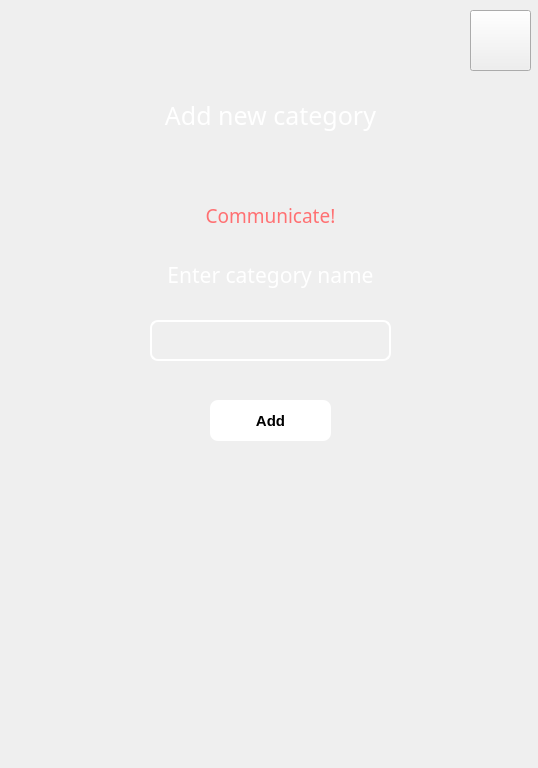
The window that ui/AddCategoryPage.ui (vburmus/budget-calculator) describes before a commit, drawn with Qt 5.
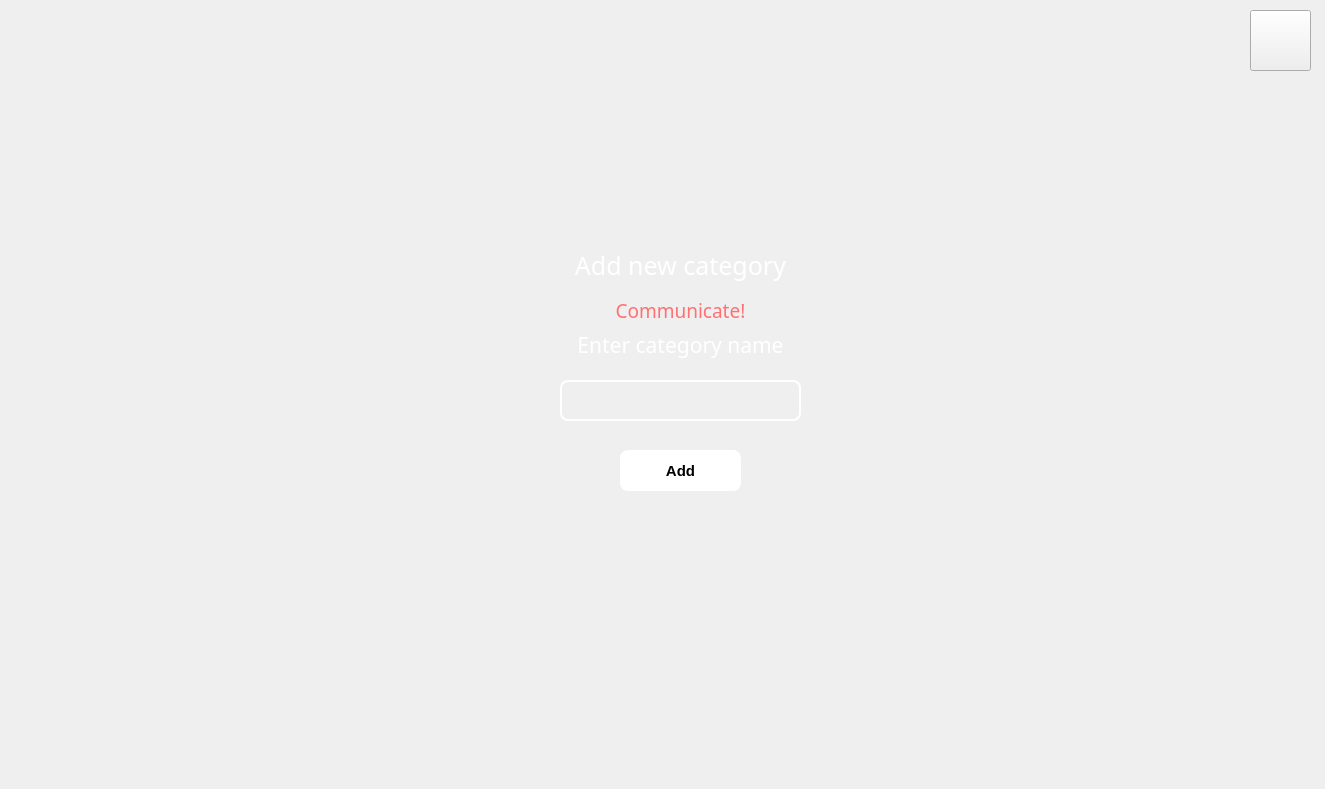
The same window after the commit. Icons and pictures are not drawn.

Commit message: fix(budget_calculator) resized pages size

Patch:
```diff
--- a/ui/AddCategoryPage.ui
+++ b/ui/AddCategoryPage.ui
@@ -6,8 +6,8 @@
    <rect>
     <x>0</x>
     <y>0</y>
-    <width>538</width>
-    <height>768</height>
+    <width>1325</width>
+    <height>789</height>
    </rect>
   </property>
   <property name="windowTitle">
@@ -21,7 +21,7 @@
     <rect>
      <x>-30</x>
      <y>-30</y>
-     <width>581</width>
+     <width>1371</width>
      <height>821</height>
     </rect>
    </property>
@@ -51,8 +51,8 @@
   <widget class="QLineEdit" name="CategoryNameText">
    <property name="geometry">
     <rect>
-     <x>150</x>
-     <y>320</y>
+     <x>560</x>
+     <y>380</y>
      <width>241</width>
      <height>41</height>
     </rect>
@@ -87,8 +87,8 @@
   <widget class="QLabel" name="enterCatNameLabel">
    <property name="geometry">
     <rect>
-     <x>140</x>
-     <y>250</y>
+     <x>550</x>
+     <y>320</y>
      <width>261</width>
      <height>51</height>
     </rect>
@@ -111,8 +111,8 @@
   <widget class="QPushButton" name="addButton">
    <property name="geometry">
     <rect>
-     <x>210</x>
-     <y>400</y>
+     <x>620</x>
+     <y>450</y>
      <width>121</width>
      <height>41</height>
     </rect>
@@ -150,8 +150,8 @@
   <widget class="QLabel" name="addCategoryLabel">
    <property name="geometry">
     <rect>
-     <x>140</x>
-     <y>90</y>
+     <x>550</x>
+     <y>240</y>
      <width>261</width>
      <height>51</height>
     </rect>
@@ -174,7 +174,7 @@
   <widget class="QPushButton" name="exitButton">
    <property name="geometry">
     <rect>
-     <x>470</x>
+     <x>1250</x>
      <y>10</y>
      <width>61</width>
      <height>61</height>
@@ -215,10 +215,10 @@
   <widget class="QLabel" name="communicateTextLabel">
    <property name="geometry">
     <rect>
-     <x>140</x>
-     <y>200</y>
+     <x>550</x>
+     <y>290</y>
      <width>261</width>
-     <height>31</height>
+     <height>41</height>
     </rect>
    </property>
    <property name="font">
```
The commit also changes 9 other files.
